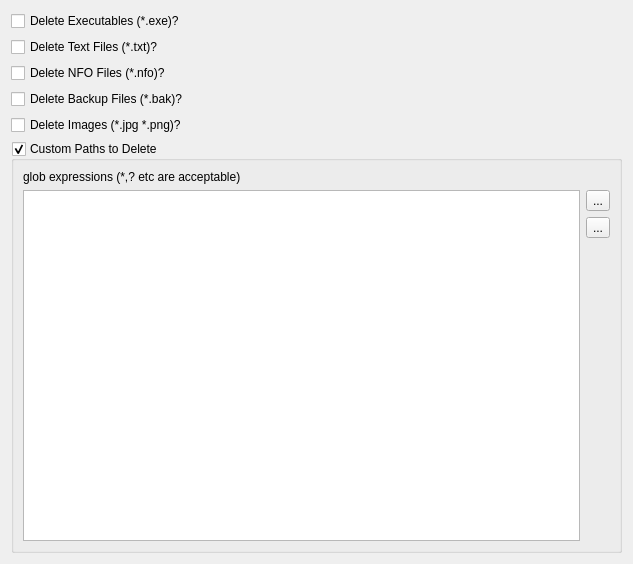
Above: Preferences/UI/PathsToDelete.ui from towel42-com/MediaManager before the change. Below: the same form after it.
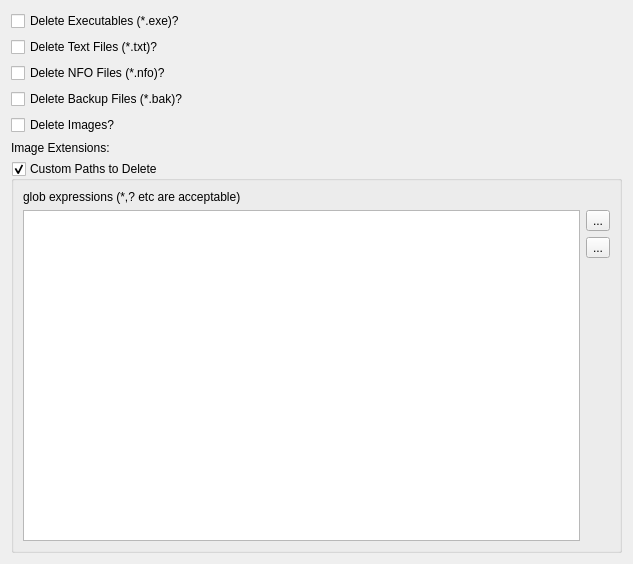
That is the form after the change. Icons and pictures are not drawn.

```diff
--- a/Preferences/UI/PathsToDelete.ui
+++ b/Preferences/UI/PathsToDelete.ui
@@ -45,7 +45,17 @@
    <item>
     <widget class="QCheckBox" name="deleteImages">
      <property name="text">
-      <string>Delete Images (*.jpg *.png)?</string>
+      <string>Delete Images?</string>
+     </property>
+    </widget>
+   </item>
+   <item>
+    <widget class="QLabel" name="imageLabelExtensions">
+     <property name="text">
+      <string>Image Extensions:</string>
+     </property>
+     <property name="wordWrap">
+      <bool>true</bool>
      </property>
     </widget>
    </item>
```
